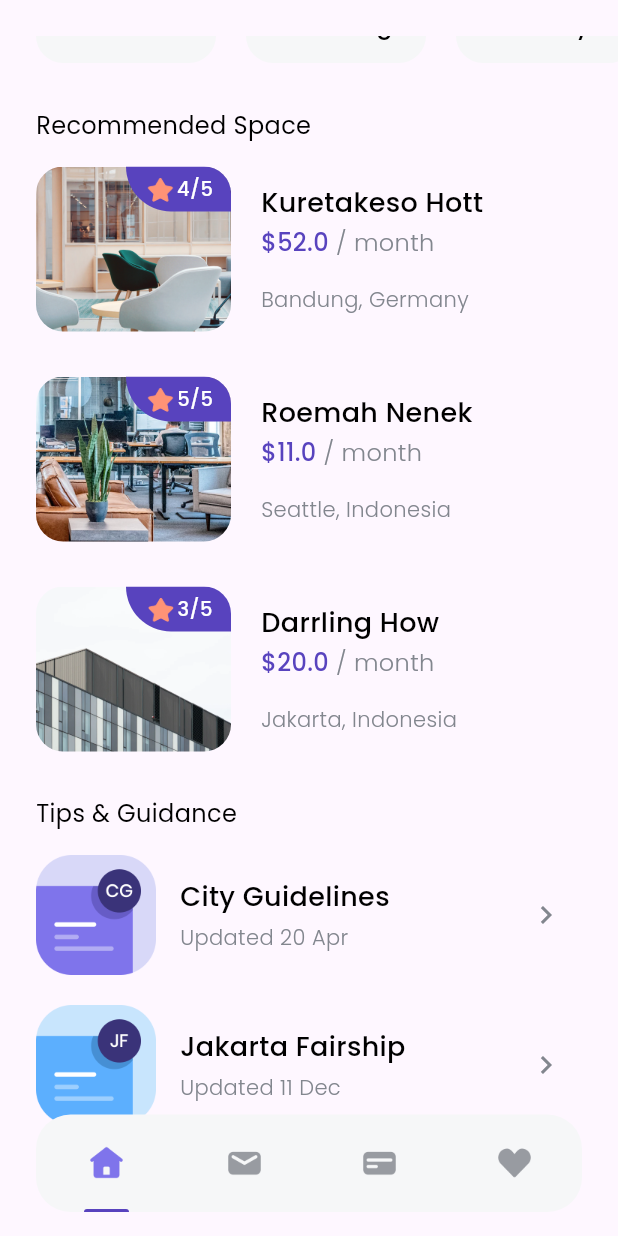
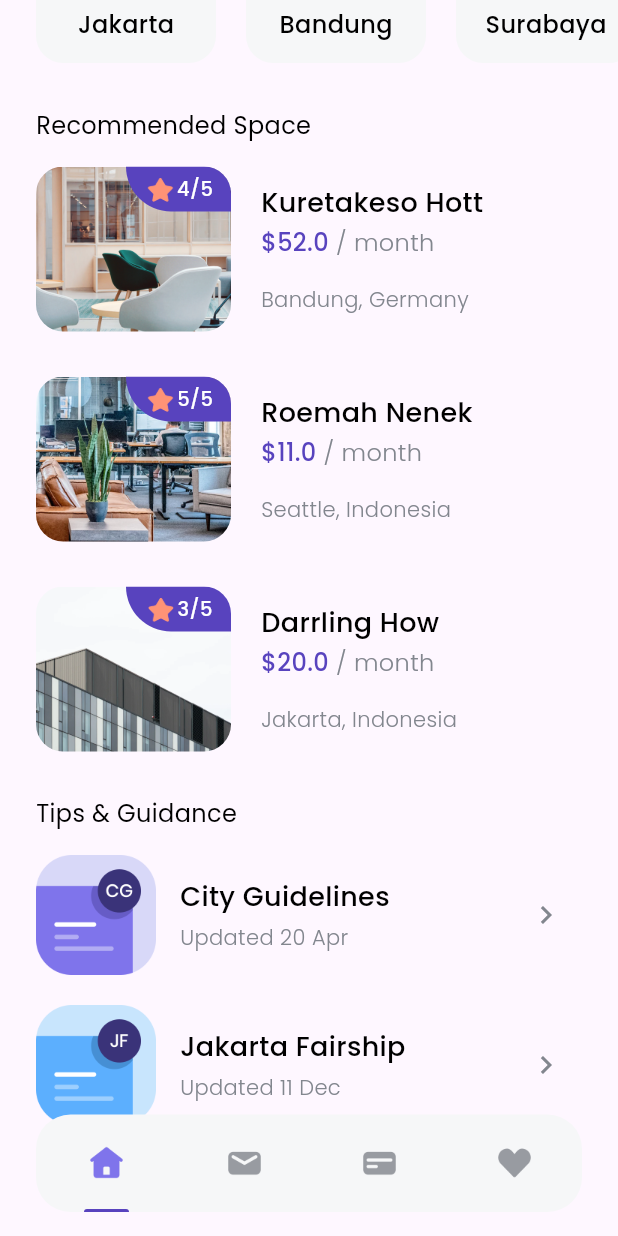
Before and after one commit to prasetyodidi/flutter-find-house-app, a Flutter app: the HomePage screen opened directly, scrolled down 260 dp, on a phone screen of 412 x 824 dp. Run offline on Flutter 3.47's test engine with Material 3 defaults, Android fonts, the phone set to English and light mode, and no system bars; our stand-ins replace google_fonts.

Commit message:
feat: revice ui

```diff
--- a/lib/pages/home_page.dart
+++ b/lib/pages/home_page.dart
@@ -15,12 +15,9 @@ class HomePage extends StatelessWidget {
     return Scaffold(
       body: SafeArea(
           bottom: false,
-          child: Padding(
-              padding: EdgeInsets.symmetric(
-                vertical: edge,
-              ),
           child: ListView(
             children: [
+              SizedBox(height: edge),
               // NOTE: TITLE/HEADER
               Padding(
                   padding: EdgeInsets.only(left: edge),
@@ -125,9 +122,9 @@ class HomePage extends StatelessWidget {
                   ],
                 ),
               ),
-                  SizedBox(height: 50),
+              SizedBox(height: 50 + edge),
             ],
-              ))),
+          )),
       floatingActionButton: Container(
         height: 65,
         width: MediaQuery.of(context).size.width - (2 * edge),
```
Lines whose indentation alone changed are shown as unchanged.
